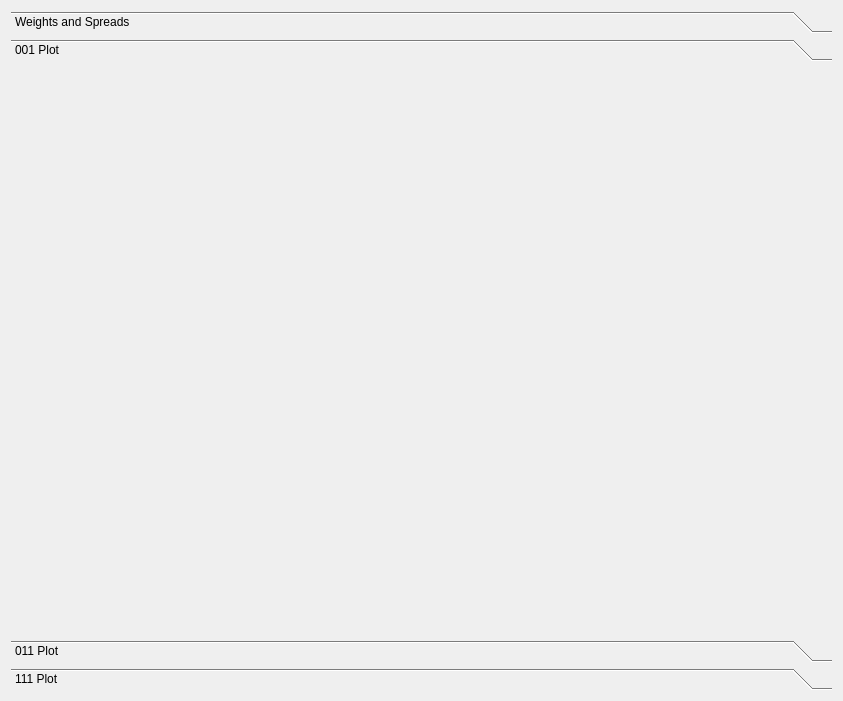
This is Source/AIM/StatsGenerator/UI_Files/StatsGenODFWidget.ui in BlueQuartzSoftware/DREAM3D as Qt 5 draws it before an edit. The edited form follows.
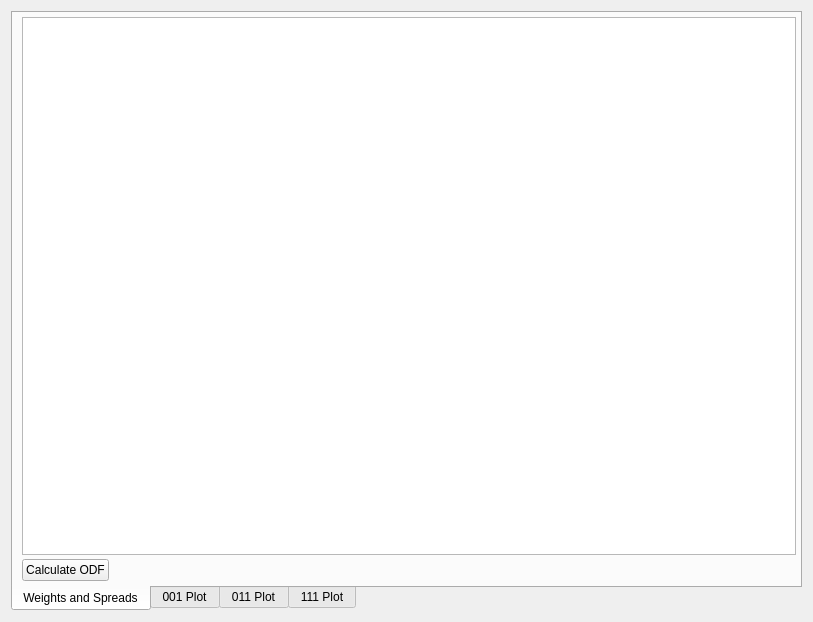
This is the edited form. The open tabs and pages were chosen to show the change. Custom widgets are drawn as their Qt base class.

Commit message: Trying a different layout style. This seems more natural that the last style

The edit to the form file:
```diff
--- a/Source/AIM/StatsGenerator/UI_Files/StatsGenODFWidget.ui
+++ b/Source/AIM/StatsGenerator/UI_Files/StatsGenODFWidget.ui
@@ -6,8 +6,8 @@
    <rect>
     <x>0</x>
     <y>0</y>
-    <width>843</width>
-    <height>701</height>
+    <width>813</width>
+    <height>622</height>
    </rect>
   </property>
   <property name="windowTitle">
@@ -15,23 +15,30 @@
   </property>
   <layout class="QVBoxLayout" name="verticalLayout_2">
    <item>
-    <widget class="QToolBox" name="toolBox">
+    <widget class="QTabWidget" name="tabWidget">
+     <property name="tabPosition">
+      <enum>QTabWidget::South</enum>
+     </property>
      <property name="currentIndex">
       <number>0</number>
      </property>
-     <widget class="QWidget" name="page">
-      <property name="geometry">
-       <rect>
-        <x>0</x>
-        <y>0</y>
-        <width>819</width>
-        <height>541</height>
-       </rect>
-      </property>
-      <attribute name="label">
+     <widget class="QWidget" name="tab">
+      <attribute name="title">
        <string>Weights and Spreads</string>
       </attribute>
-      <layout class="QVBoxLayout" name="verticalLayout">
+      <layout class="QVBoxLayout" name="verticalLayout_5">
+       <property name="spacing">
+        <number>4</number>
+       </property>
+       <property name="topMargin">
+        <number>4</number>
+       </property>
+       <property name="rightMargin">
+        <number>4</number>
+       </property>
+       <property name="bottomMargin">
+        <number>4</number>
+       </property>
        <item>
         <widget class="QTableView" name="m_TableView">
          <property name="minimumSize">
@@ -68,16 +75,8 @@
        </item>
       </layout>
      </widget>
-     <widget class="QWidget" name="page_2">
-      <property name="geometry">
-       <rect>
-        <x>0</x>
-        <y>0</y>
-        <width>819</width>
-        <height>541</height>
-       </rect>
-      </property>
-      <attribute name="label">
+     <widget class="QWidget" name="tab_2">
+      <attribute name="title">
        <string>001 Plot</string>
       </attribute>
       <layout class="QVBoxLayout" name="verticalLayout_3">
@@ -91,8 +90,8 @@
          </property>
          <property name="minimumSize">
           <size>
-           <width>500</width>
-           <height>500</height>
+           <width>450</width>
+           <height>450</height>
           </size>
          </property>
          <property name="sizeIncrement">
@@ -105,8 +104,8 @@
        </item>
       </layout>
      </widget>
-     <widget class="QWidget" name="page_3">
-      <attribute name="label">
+     <widget class="QWidget" name="tab_3">
+      <attribute name="title">
        <string>011 Plot</string>
       </attribute>
       <layout class="QVBoxLayout" name="verticalLayout_4">
@@ -134,11 +133,11 @@
        </item>
       </layout>
      </widget>
-     <widget class="QWidget" name="page_4">
-      <attribute name="label">
+     <widget class="QWidget" name="tab_4">
+      <attribute name="title">
        <string>111 Plot</string>
       </attribute>
-      <layout class="QVBoxLayout" name="verticalLayout_5">
+      <layout class="QVBoxLayout" name="verticalLayout">
        <item>
         <widget class="QwtPlot" name="m_Plot3">
          <property name="sizePolicy">
```
Left out of the diff: 18 changed lines with no effect on the pictures. The commit also changes 2 other files.
